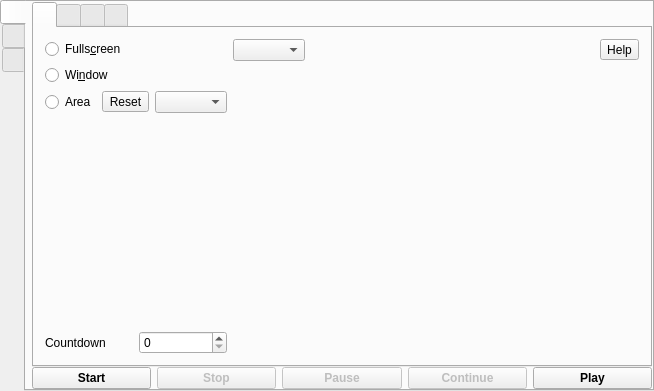
The window that mainwindow.ui (vkohaupt/vokoscreenNG) describes before a commit, drawn with Qt 5.
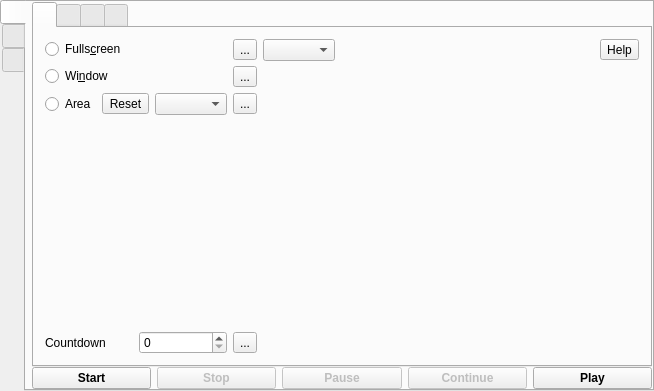
The same window after the commit. The open tabs and pages were chosen to show the change. Icons and pictures are not drawn.

```diff
--- a/mainwindow.ui
+++ b/mainwindow.ui
@@ -114,6 +114,8 @@
             <item>
              <layout class="QVBoxLayout" name="verticalLayout_9">
               <item>
+               <layout class="QHBoxLayout" name="horizontalLayout_30">
+                <item>
                <widget class="QRadioButton" name="radioButtonFullscreen">
                 <property name="text">
                  <string notr="true">Fulls&amp;creen</string>
@@ -121,6 +123,17 @@
                </widget>
               </item>
               <item>
+                 <widget class="QToolButton" name="toolButton">
+                  <property name="text">
+                   <string>...</string>
+                  </property>
+                 </widget>
+                </item>
+               </layout>
+              </item>
+              <item>
+               <layout class="QHBoxLayout" name="horizontalLayout_29">
+                <item>
                <widget class="QRadioButton" name="radioButtonWindow">
                 <property name="text">
                  <string notr="true">Wi&amp;ndow</string>
@@ -128,6 +141,15 @@
                </widget>
               </item>
               <item>
+                 <widget class="QToolButton" name="toolButton_2">
+                  <property name="text">
+                   <string>...</string>
+                  </property>
+                 </widget>
+                </item>
+               </layout>
+              </item>
+              <item>
                <layout class="QHBoxLayout" name="horizontalLayout_7">
                 <item>
                  <widget class="QRadioButton" name="radioButtonArea">
@@ -153,6 +175,13 @@
                   </property>
                  </widget>
                 </item>
+                <item>
+                 <widget class="QToolButton" name="toolButton_3">
+                  <property name="text">
+                   <string>...</string>
+                  </property>
+                 </widget>
+                </item>
                </layout>
               </item>
               <item>
@@ -183,6 +212,13 @@
                 <item>
                  <widget class="QSpinBox" name="spinBoxCountDown"/>
                 </item>
+                <item>
+                 <widget class="QToolButton" name="toolButtonHelpCountdown">
+                  <property name="text">
+                   <string>...</string>
+                  </property>
+                 </widget>
+                </item>
                </layout>
               </item>
              </layout>
```
Left out of the diff: 12 changed lines with no effect on the pictures. Lines whose indentation alone changed are shown as unchanged.
